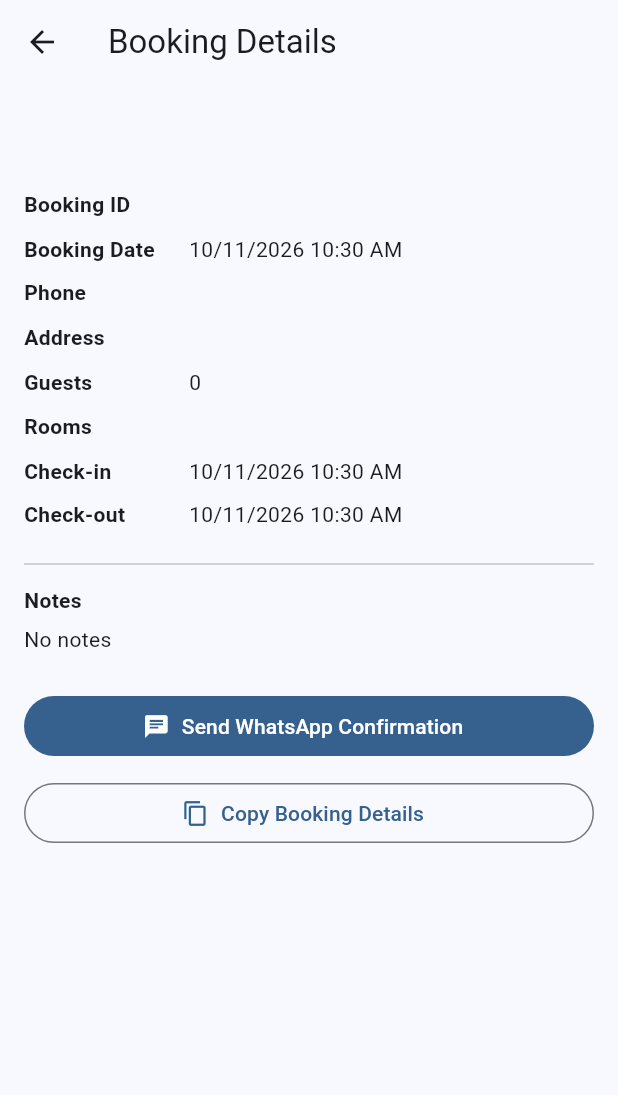
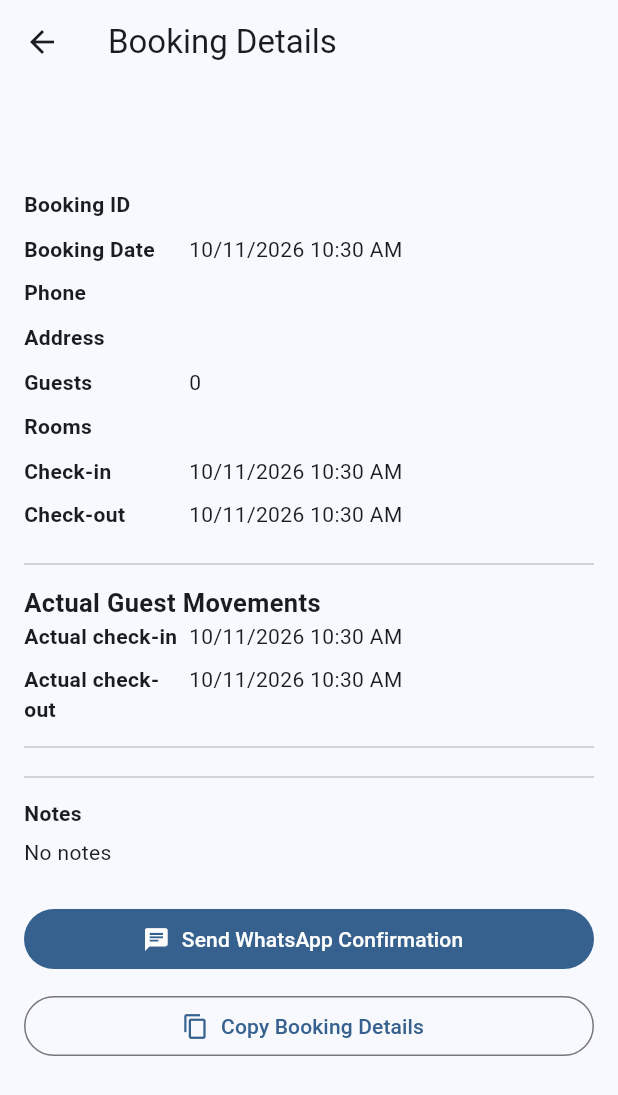
Before and after one commit to pavanthella9/GOVIstays, a Flutter app: the BookingDetailsScreen screen opened directly with empty values, on a phone screen of 412 x 824 dp. Shown: the top 1095 px of the screen. Run offline on Flutter 3.47's test engine with Material 3 defaults, Android fonts, the phone set to English and light mode, and no system bars; our stand-ins replace cloud_firestore, file_picker, firebase_auth, firebase_core, firebase_messaging, hive and 2 more; accounts and stored records are empty.

Commit message:
feat(guest-operations): add actual guest movement tracking

```diff
--- a/lib/screens/booking_details_screen.dart
+++ b/lib/screens/booking_details_screen.dart
@@ -34,7 +34,11 @@ class BookingDetailsScreen extends StatelessWidget {
 
     return Scaffold(
       appBar: AppBar(title: const Text('Booking Details')),
-      body: ListView(
+      body: ValueListenableBuilder<int>(
+        valueListenable: BookingService.changeNotifier,
+        builder: (context, _, __) {
+          final current = BookingService.bookings.where((b) => b.bookingId == booking.bookingId).firstOrNull ?? booking;
+          return ListView(
         padding: const EdgeInsets.all(16),
         children: [
           Text(
@@ -50,6 +54,19 @@ class BookingDetailsScreen extends StatelessWidget {
           _row('Rooms', booking.rooms.join(', ')),
           _row('Check-in', _formatDateTime(booking.checkIn)),
           _row('Check-out', _formatDateTime(booking.checkOut)),
+          const Divider(height: 28),
+          const Text('Actual Guest Movements', style: TextStyle(fontWeight: FontWeight.bold, fontSize: 17)),
+          _row('Actual check-in', current.actualCheckIn == null ? 'Not recorded' : _formatDateTime(current.actualCheckIn!)),
+          _row('Actual check-out', current.actualCheckOut == null ? 'Not recorded' : _formatDateTime(current.actualCheckOut!)),
+          if (current.actualCheckIn == null)
+            FilledButton.icon(onPressed: () => _record(context, true), icon: const Icon(Icons.login), label: const Text('Mark Guest Check-in')),
+          if (current.actualCheckIn != null && current.actualCheckOut == null)
+            FilledButton.icon(onPressed: () => _record(context, false), icon: const Icon(Icons.logout), label: const Text('Mark Guest Check-out')),
+          if (isAdmin && current.actualCheckIn != null)
+            OutlinedButton(onPressed: () => _correct(context, true, current.actualCheckIn!), child: const Text('Correct Actual Check-in')),
+          if (isAdmin && current.actualCheckOut != null)
+            OutlinedButton(onPressed: () => _correct(context, false, current.actualCheckOut!), child: const Text('Correct Actual Check-out')),
+          const Divider(height: 12),
           if (isAdmin) ...[
             const Divider(height: 28),
             _row('Total', '₹${_money(booking.totalAmount)}'),
@@ -256,8 +273,40 @@ class BookingDetailsScreen extends StatelessWidget {
             ),
           ],
         ],
+      );
+        },
       ),
     );
+  }
+
+  Future<void> _record(BuildContext context, bool checkIn) async {
+    final confirmed = await showDialog<bool>(context: context, builder: (c) => AlertDialog(
+      title: Text(checkIn ? 'Confirm guest arrival?' : 'Confirm guest departure?'),
+      content: const Text('The actual time will be recorded now. Scheduled room availability will not change.'),
+      actions: [TextButton(onPressed: () => Navigator.pop(c, false), child: const Text('Cancel')),
+        FilledButton(onPressed: () => Navigator.pop(c, true), child: const Text('Confirm'))],
+    ));
+    if (confirmed != true) return;
+    try {
+      await BookingService.recordGuestEvent(bookingId: booking.bookingId, checkIn: checkIn);
+      if (context.mounted) ScaffoldMessenger.of(context).showSnackBar(const SnackBar(content: Text('Guest movement recorded.')));
+    } catch (e) {
+      if (context.mounted) ScaffoldMessenger.of(context).showSnackBar(SnackBar(content: Text('Unable to record: $e')));
+    }
+  }
+
+  Future<void> _correct(BuildContext context, bool checkIn, DateTime existing) async {
+    final day = await showDatePicker(context: context, initialDate: existing, firstDate: DateTime(2020), lastDate: DateTime(2100));
+    if (day == null || !context.mounted) return;
+    final time = await showTimePicker(context: context, initialTime: TimeOfDay.fromDateTime(existing));
+    if (time == null || !context.mounted) return;
+    final corrected = DateTime(day.year, day.month, day.day, time.hour, time.minute);
+    try {
+      await BookingService.recordGuestEvent(bookingId: booking.bookingId, checkIn: checkIn, correctedTime: corrected);
+      if (context.mounted) ScaffoldMessenger.of(context).showSnackBar(const SnackBar(content: Text('Actual timestamp corrected.')));
+    } catch (e) {
+      if (context.mounted) ScaffoldMessenger.of(context).showSnackBar(SnackBar(content: Text('Unable to correct: $e')));
+    }
   }
 
   Widget _row(String label, String value) {
```
